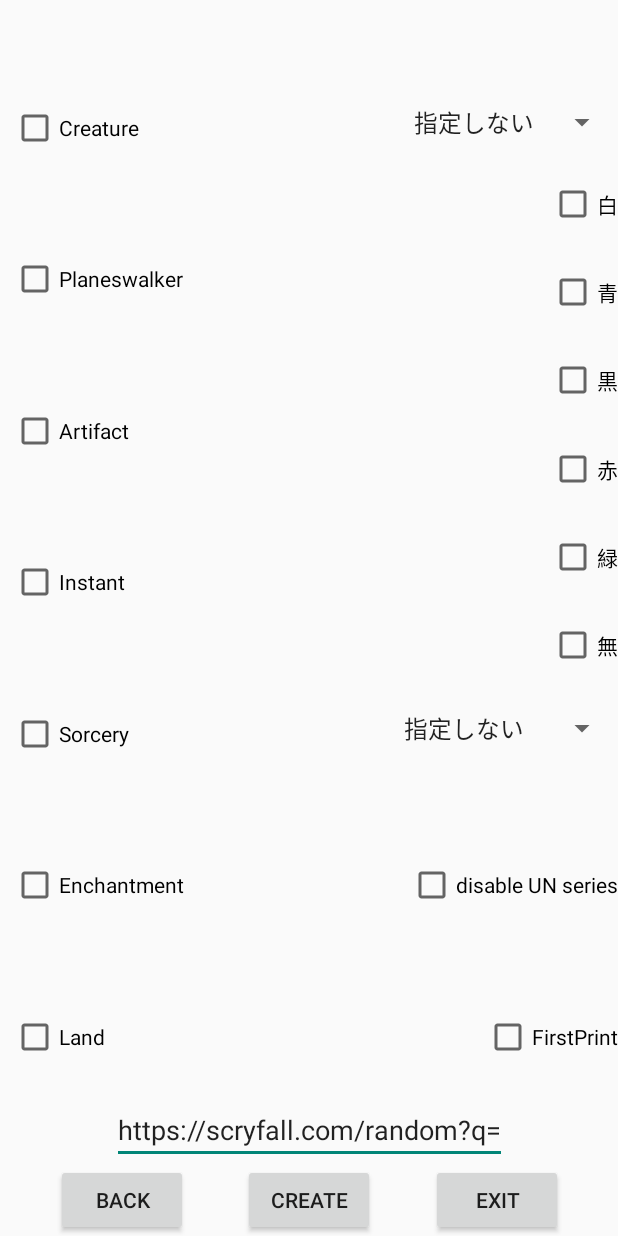
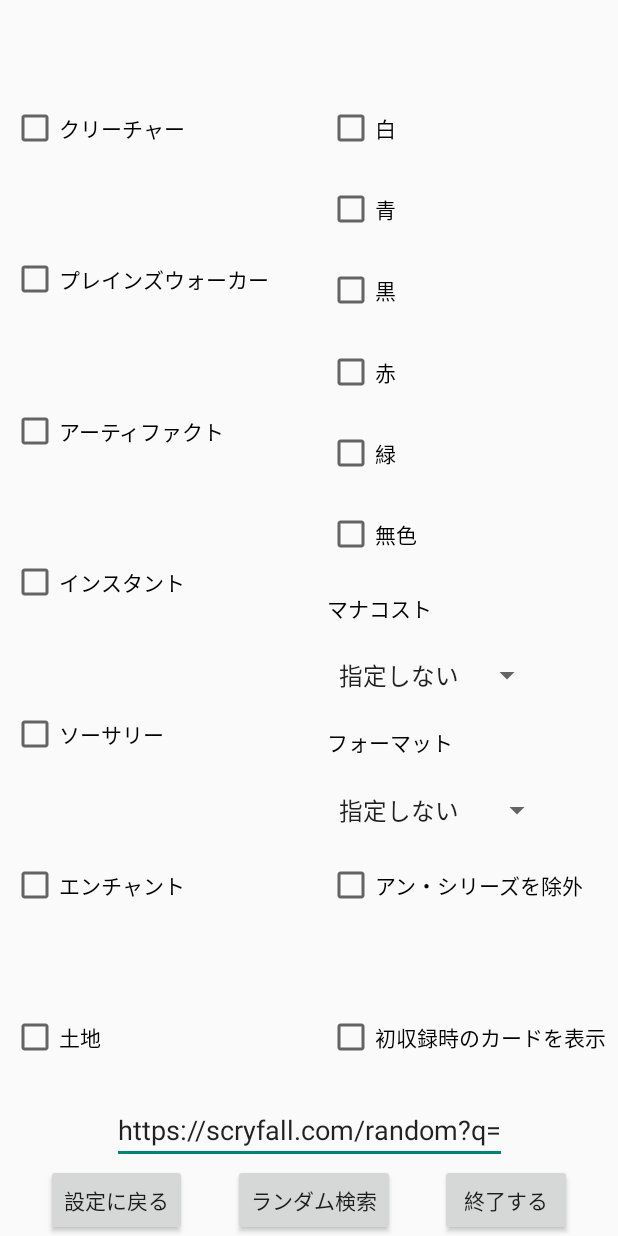
Before and after one commit to chikaharu11/MTG_Random_Card_Search, an Android app: the screen it shows after launch (MainActivity), on a phone screen of 412 x 824 dp. Run offline under Robolectric (Android 15) with nearby library versions, the phone set to English and light mode, and no system bars.

Commit message:
add funny firstprint2

```diff
--- a/app/src/main/res/layout/activity_main.xml
+++ b/app/src/main/res/layout/activity_main.xml
@@ -105,9 +105,8 @@
         android:layout_width="wrap_content"
         android:layout_height="wrap_content"
         android:text="@string/checkbox8"
-        app:layout_constraintBottom_toTopOf="@+id/checkBox9"
-        app:layout_constraintEnd_toEndOf="parent"
-        app:layout_constraintTop_toBottomOf="@+id/spinner"
+        app:layout_constraintStart_toStartOf="@+id/checkBox15"
+        app:layout_constraintTop_toTopOf="@+id/checkBox"
         tools:ignore="MissingConstraints" />
 
     <CheckBox
@@ -116,7 +115,7 @@
         android:layout_height="wrap_content"
         android:text="@string/checkbox9"
         app:layout_constraintBottom_toTopOf="@+id/checkBox10"
-        app:layout_constraintEnd_toEndOf="parent"
+        app:layout_constraintStart_toStartOf="@+id/checkBox15"
         app:layout_constraintTop_toBottomOf="@+id/checkBox8"
         tools:ignore="MissingConstraints" />
 
@@ -126,7 +125,7 @@
         android:layout_height="wrap_content"
         android:text="@string/checkbox10"
         app:layout_constraintBottom_toTopOf="@+id/checkBox11"
-        app:layout_constraintEnd_toEndOf="parent"
+        app:layout_constraintStart_toStartOf="@+id/checkBox15"
         app:layout_constraintTop_toBottomOf="@+id/checkBox9"
         tools:ignore="MissingConstraints" />
 
@@ -136,7 +135,7 @@
         android:layout_height="wrap_content"
         android:text="@string/checkbox11"
         app:layout_constraintBottom_toTopOf="@+id/checkBox12"
-        app:layout_constraintEnd_toEndOf="parent"
+        app:layout_constraintStart_toStartOf="@+id/checkBox15"
         app:layout_constraintTop_toBottomOf="@+id/checkBox10"
         tools:ignore="MissingConstraints" />
 
@@ -146,7 +145,7 @@
         android:layout_height="wrap_content"
         android:text="@string/checkbox12"
         app:layout_constraintBottom_toTopOf="@+id/checkBox13"
-        app:layout_constraintEnd_toEndOf="parent"
+        app:layout_constraintStart_toStartOf="@+id/checkBox15"
         app:layout_constraintTop_toBottomOf="@+id/checkBox11"
         tools:ignore="MissingConstraints" />
 
@@ -155,8 +154,8 @@
         android:layout_width="wrap_content"
         android:layout_height="wrap_content"
         android:text="@string/checkbox13"
-        app:layout_constraintBottom_toTopOf="@+id/spinner2"
-        app:layout_constraintEnd_toEndOf="parent"
+        app:layout_constraintBottom_toTopOf="@+id/textView"
+        app:layout_constraintStart_toStartOf="@+id/checkBox15"
         app:layout_constraintTop_toBottomOf="@+id/checkBox12"
         tools:ignore="MissingConstraints" />
 
@@ -165,31 +164,57 @@
         android:layout_width="wrap_content"
         android:layout_height="wrap_content"
         android:text="@string/checkbox14"
-        app:layout_constraintEnd_toEndOf="parent"
+        app:layout_constraintStart_toStartOf="@+id/checkBox15"
         app:layout_constraintTop_toTopOf="@+id/checkBox6" />
 
     <CheckBox
         android:id="@+id/checkBox15"
         android:layout_width="wrap_content"
         android:layout_height="wrap_content"
+        android:layout_marginEnd="8dp"
+        android:layout_marginRight="8dp"
         android:text="@string/checkbox15"
         app:layout_constraintEnd_toEndOf="parent"
         app:layout_constraintTop_toTopOf="@+id/checkBox7" />
+
+    <TextView
+        android:id="@+id/textView"
+        android:layout_width="wrap_content"
+        android:layout_height="wrap_content"
+        android:text="@string/textview"
+        android:textColor="@color/black"
+        app:layout_constraintBottom_toTopOf="@+id/spinner"
+        app:layout_constraintStart_toStartOf="@+id/checkBox15"
+        app:layout_constraintTop_toBottomOf="@+id/checkBox13"
+        tools:ignore="MissingConstraints" />
+
+    <TextView
+        android:id="@+id/textView2"
+        android:layout_width="wrap_content"
+        android:layout_height="wrap_content"
+        android:text="@string/textview2"
+        android:textColor="@color/black"
+        app:layout_constraintBottom_toTopOf="@+id/spinner2"
+        app:layout_constraintStart_toStartOf="@+id/checkBox15"
+        app:layout_constraintTop_toBottomOf="@+id/spinner"
+        tools:ignore="MissingConstraints" />
 
     <Spinner
         android:id="@+id/spinner"
         android:layout_width="wrap_content"
         android:layout_height="wrap_content"
-        app:layout_constraintEnd_toEndOf="parent"
-        app:layout_constraintTop_toTopOf="@+id/checkBox"
+        app:layout_constraintBottom_toTopOf="@+id/textView2"
+        app:layout_constraintStart_toStartOf="@+id/checkBox15"
+        app:layout_constraintTop_toBottomOf="@+id/textView"
         tools:ignore="MissingConstraints" />
 
     <Spinner
         android:id="@+id/spinner2"
         android:layout_width="wrap_content"
         android:layout_height="wrap_content"
-        app:layout_constraintEnd_toEndOf="parent"
-        app:layout_constraintTop_toTopOf="@+id/checkBox5"
+        app:layout_constraintBottom_toTopOf="@+id/checkBox14"
+        app:layout_constraintStart_toStartOf="@+id/checkBox15"
+        app:layout_constraintTop_toBottomOf="@+id/textView2"
         tools:ignore="MissingConstraints" />
 
     <Button
--- a/app/src/main/res/values/strings.xml
+++ b/app/src/main/res/values/strings.xml
@@ -1,22 +1,24 @@
 <resources>
     <string name="app_name">Magic The Gathering Random Card Search</string>
-    <string name="create">create</string>
-    <string name="back">back</string>
-    <string name="exit">exit</string>
-    <string name="checkbox">Creature</string>
-    <string name="checkbox2">Planeswalker</string>
-    <string name="checkbox3">Artifact</string>
-    <string name="checkbox4">Instant</string>
-    <string name="checkbox5">Sorcery</string>
-    <string name="checkbox6">Enchantment</string>
-    <string name="checkbox7">Land</string>
+    <string name="create">ランダム検索</string>
+    <string name="back">設定に戻る</string>
+    <string name="exit">終了する</string>
+    <string name="checkbox">クリーチャー</string>
+    <string name="checkbox2">プレインズウォーカー</string>
+    <string name="checkbox3">アーティファクト</string>
+    <string name="checkbox4">インスタント</string>
+    <string name="checkbox5">ソーサリー</string>
+    <string name="checkbox6">エンチャント</string>
+    <string name="checkbox7">土地</string>
     <string name="name">https://scryfall.com/random?q=</string>
     <string name="checkbox8">白</string>
     <string name="checkbox9">青</string>
     <string name="checkbox10">黒</string>
     <string name="checkbox11">赤</string>
     <string name="checkbox12">緑</string>
-    <string name="checkbox13">無</string>
-    <string name="checkbox14">disable UN series</string>
-    <string name="checkbox15">FirstPrint</string>
+    <string name="checkbox13">無色</string>
+    <string name="checkbox14">アン・シリーズを除外</string>
+    <string name="checkbox15">初収録時のカードを表示</string>
+    <string name="textview">マナコスト</string>
+    <string name="textview2">フォーマット</string>
 </resources>
```
Also changed, not shown: app/src/main/java/com/example/magicthegatheringrandomcardsearch/MainActivity.kt (+0 -10 lines).
